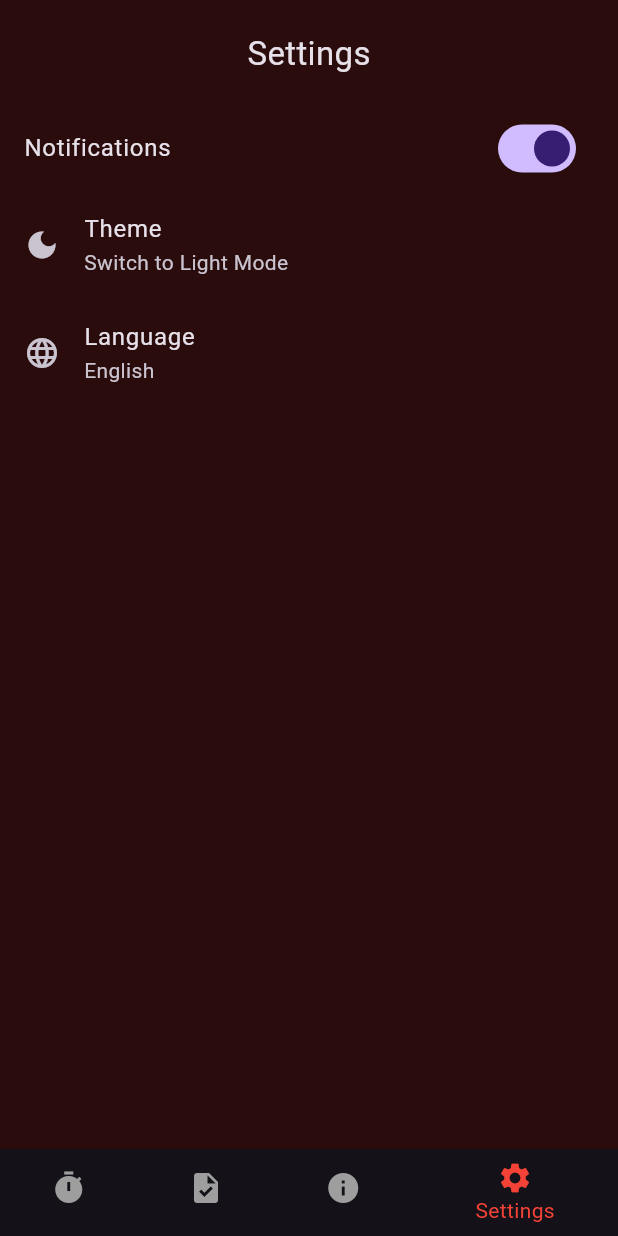
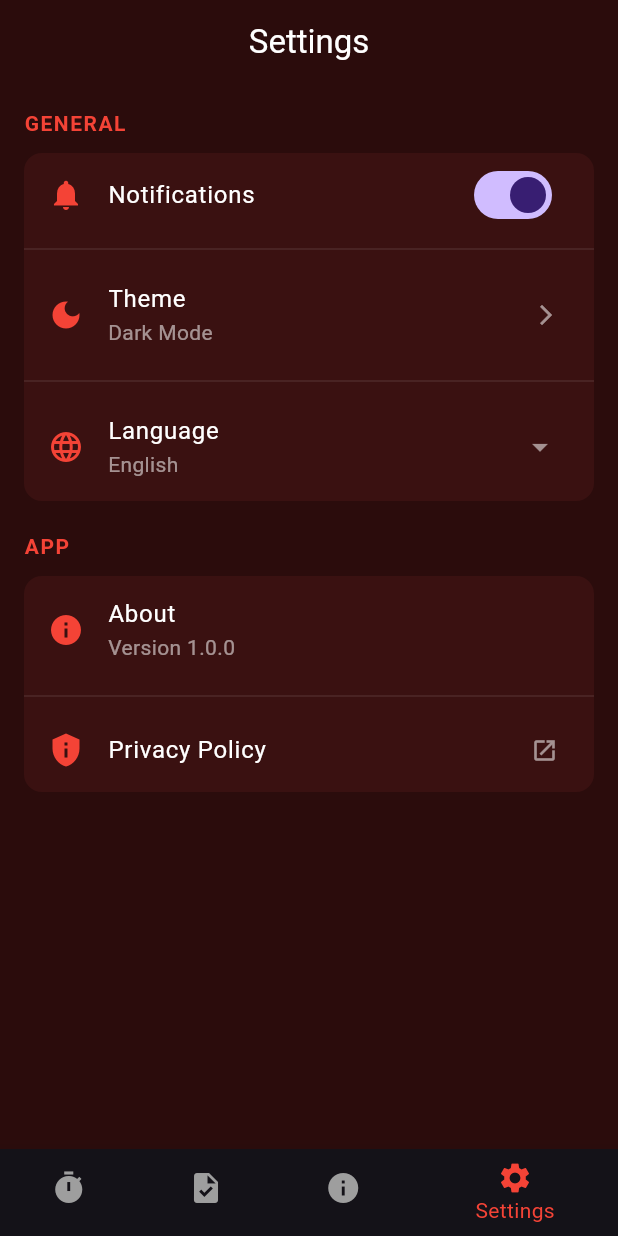
Before and after one commit to 23010216-hieusphamj/2025_2_LTTBDD_N02_27, a Flutter app: the screen it shows after launch, item 4 of the bottom bar chosen, on a phone screen of 412 x 824 dp. Run offline on Flutter 3.47's test engine with Material 3 defaults, Android fonts, the phone set to English and light mode, and no system bars; our stand-ins replace audioplayers.

Commit message:
Settings screen

```diff
--- a/lib/screens/settings_screen.dart
+++ b/lib/screens/settings_screen.dart
@@ -1,42 +1,177 @@
 import 'package:flutter/material.dart';
 
-class SettingsScreen extends StatelessWidget {
+class SettingsScreen extends StatefulWidget {
   const SettingsScreen({super.key});
+
+  @override
+  State<SettingsScreen> createState() => _SettingsScreenState();
+}
+
+class _SettingsScreenState extends State<SettingsScreen> {
+  bool notifications = true;
 
   @override
   Widget build(BuildContext context) {
     return Scaffold(
       backgroundColor: const Color(0xff2b0c0c),
 
-      body: SafeArea(
+      appBar: AppBar(
+        backgroundColor: const Color(0xff2b0c0c),
+        elevation: 0,
+        title: const Text(
+          "Settings",
+          style: TextStyle(color: Colors.white),
+        ),
+        centerTitle: true,
+        iconTheme: const IconThemeData(color: Colors.white),
+      ),
+
+      body: Padding(
+        padding: const EdgeInsets.all(16),
         child: ListView(
           children: [
-            const SizedBox(height: 20),
+            /// GENERAL
+            const Text(
+              "GENERAL",
+              style: TextStyle(
+                color: Colors.red,
+                fontWeight: FontWeight.bold,
+                letterSpacing: 1,
+              ),
+            ),
 
-            const Center(
-              child: Text("Settings", style: TextStyle(fontSize: 22)),
+            const SizedBox(height: 10),
+
+            Container(
+              decoration: BoxDecoration(
+                color: const Color(0xff3a1111),
+                borderRadius: BorderRadius.circular(12),
+              ),
+              child: Column(
+                children: [
+                  /// NOTIFICATION
+                  SwitchListTile(
+                    title: const Text(
+                      "Notifications",
+                      style: TextStyle(color: Colors.white),
+                    ),
+                    secondary: const Icon(
+                      Icons.notifications,
+                      color: Colors.red,
+                    ),
+                    value: notifications,
+                    onChanged: (value) {
+                      setState(() {
+                        notifications = value;
+                      });
+                    },
+                  ),
+
+                  const Divider(color: Colors.white10),
+
+                  /// THEME
+                  ListTile(
+                    leading: const Icon(
+                      Icons.dark_mode,
+                      color: Colors.red,
+                    ),
+                    title: const Text(
+                      "Theme",
+                      style: TextStyle(color: Colors.white),
+                    ),
+                    subtitle: const Text(
+                      "Dark Mode",
+                      style: TextStyle(color: Colors.white54),
+                    ),
+                    trailing: const Icon(
+                      Icons.arrow_forward_ios,
+                      color: Colors.white54,
+                      size: 16,
+                    ),
+                  ),
+
+                  const Divider(color: Colors.white10),
+
+                  /// LANGUAGE
+                  ListTile(
+                    leading: const Icon(
+                      Icons.language,
+                      color: Colors.red,
+                    ),
+                    title: const Text(
+                      "Language",
+                      style: TextStyle(color: Colors.white),
+                    ),
+                    subtitle: const Text(
+                      "English",
+                      style: TextStyle(color: Colors.white54),
+                    ),
+                    trailing: const Icon(
+                      Icons.arrow_drop_down,
+                      color: Colors.white54,
+                    ),
+                  ),
+                ],
+              ),
             ),
 
             const SizedBox(height: 20),
 
-            SwitchListTile(
-              title: const Text("Notifications"),
-              value: true,
-              onChanged: (v) {},
+            /// APP
+            const Text(
+              "APP",
+              style: TextStyle(
+                color: Colors.red,
+                fontWeight: FontWeight.bold,
+                letterSpacing: 1,
+              ),
             ),
 
-            ListTile(
-              leading: const Icon(Icons.dark_mode),
-              title: const Text("Theme"),
-              subtitle: const Text("Switch to Light Mode"),
-              onTap: () {},
+            const SizedBox(height: 10),
+
+            Container(
+              decoration: BoxDecoration(
+                color: const Color(0xff3a1111),
+                borderRadius: BorderRadius.circular(12),
+              ),
+              child: Column(
+                children: [
+                  /// ABOUT
+                  const ListTile(
+                    leading: Icon(Icons.info, color: Colors.red),
+                    title: Text(
+                      "About",
+                      style: TextStyle(color: Colors.white),
+                    ),
+                    subtitle: Text(
+                      "Version 1.0.0",
+                      style: TextStyle(color: Colors.white54),
+                    ),
+                  ),
+
+                  const Divider(color: Colors.white10),
+
+                  /// PRIVACY
+                  const ListTile(
+                    leading: Icon(
+                      Icons.privacy_tip,
+                      color: Colors.red,
+                    ),
+                    title: Text(
+                      "Privacy Policy",
+                      style: TextStyle(color: Colors.white),
+                    ),
+                    trailing: Icon(
+                      Icons.open_in_new,
+                      color: Colors.white54,
+                      size: 18,
+                    ),
+                  ),
+                ],
+              ),
             ),
 
-            ListTile(
-              leading: const Icon(Icons.language),
-              title: const Text("Language"),
-              subtitle: const Text("English"),
-            ),
+            const SizedBox(height: 30),
           ],
         ),
       ),
```
